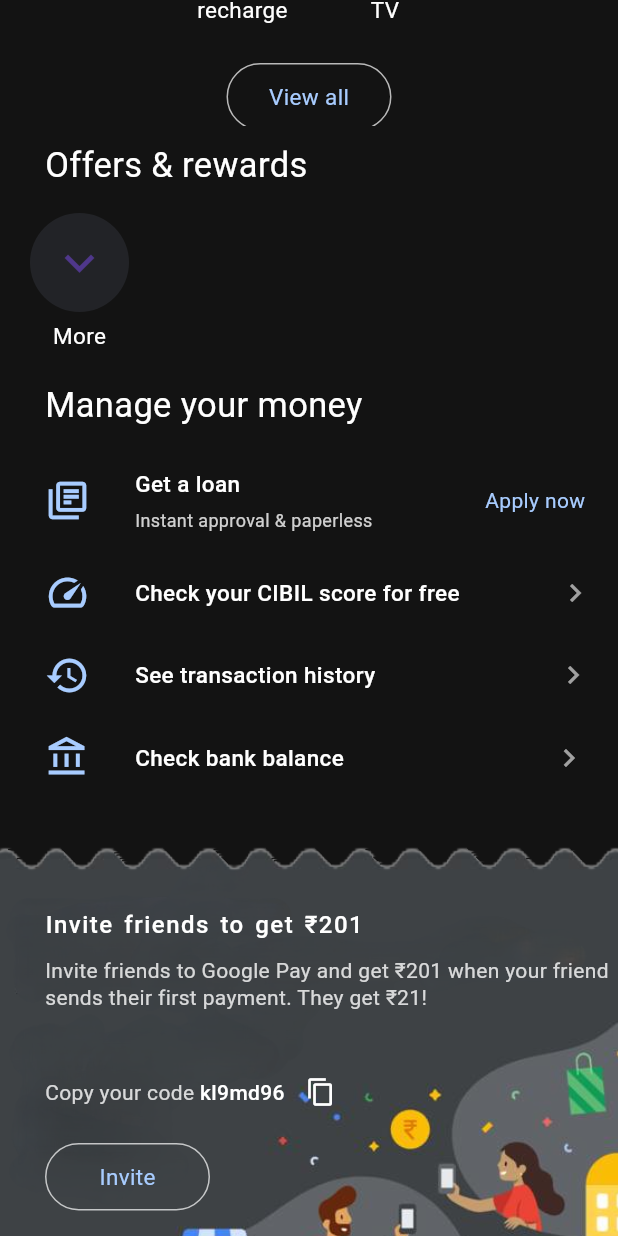
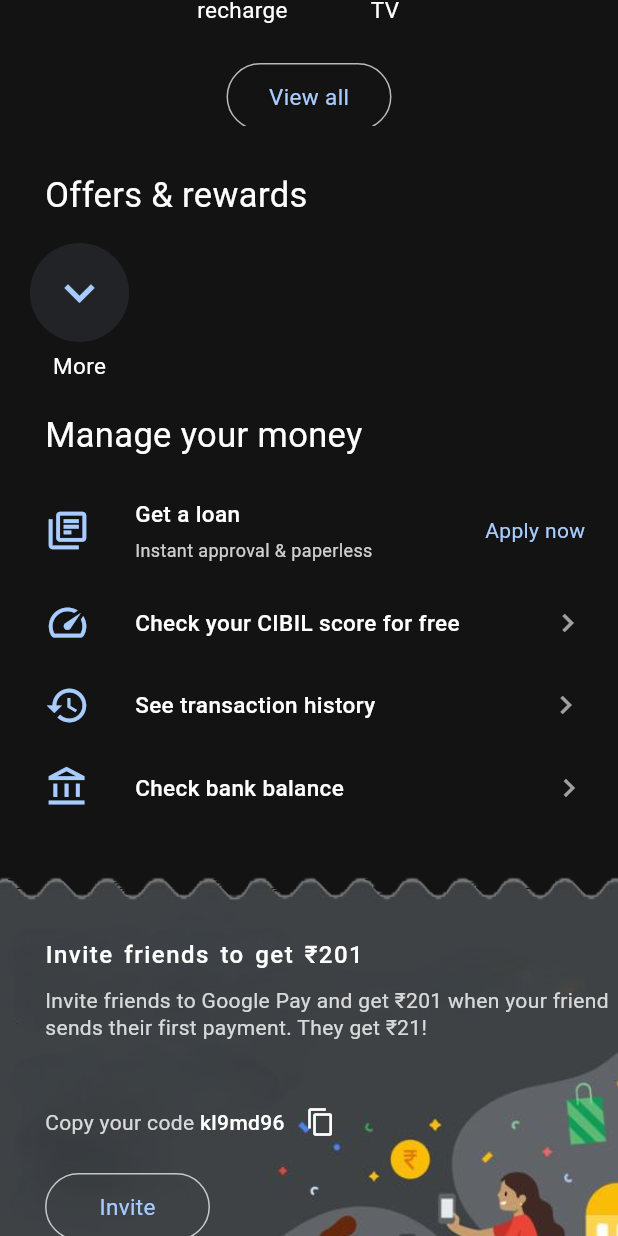
Before and after one commit to sanuanfan/GooglePay-Clone, a Flutter app: the screen it shows after launch, scrolled down 1152 dp, on a phone screen of 412 x 824 dp. Run offline on Flutter 3.47's test engine with Material 3 defaults, Android fonts, the light colour scheme and no system bars; our stand-ins replace dotted_border.

Commit message:
code updated

```diff
--- a/Gpay Clone/lib/screens/HomeScreen/home_screen.dart
+++ b/Gpay Clone/lib/screens/HomeScreen/home_screen.dart
@@ -1,6 +1,6 @@
 import 'package:flutter/material.dart';
 import 'package:flutter/src/widgets/framework.dart';
-import 'package:flutter/src/widgets/placeholder.dart';
+// import 'package:flutter/src/widgets/placeholder.dart';
 import 'package:gpay_clone/colors.dart';
 import 'package:dotted_border/dotted_border.dart';
 import 'package:gpay_clone/widgets/HomeScreenWidgets/bills_and_recharges.dart';
@@ -428,7 +428,7 @@ class Home_Screen extends StatelessWidget {
               child: Bills_and_Recharges(),
             ),
             SizedBox(
-              height: 10,
+              height: 30,
             ),
             const Padding(
               padding: EdgeInsets.only(left: 30),
--- a/Gpay Clone/lib/screens/splash_screen.dart
+++ b/Gpay Clone/lib/screens/splash_screen.dart
@@ -2,7 +2,7 @@ import 'dart:async';
 
 import 'package:flutter/material.dart';
 import 'package:flutter/src/widgets/framework.dart';
-import 'package:flutter/src/widgets/placeholder.dart';
+// import 'package:flutter/src/widgets/placeholder.dart';
 
 class Splash_Screen extends StatefulWidget {
   const Splash_Screen({super.key});
--- a/Gpay Clone/lib/widgets/HomeScreenWidgets/bills_and_recharges.dart
+++ b/Gpay Clone/lib/widgets/HomeScreenWidgets/bills_and_recharges.dart
@@ -1,6 +1,6 @@
 import 'package:flutter/material.dart';
 import 'package:flutter/src/widgets/framework.dart';
-import 'package:flutter/src/widgets/placeholder.dart';
+// import 'package:flutter/src/widgets/placeholder.dart';
 import 'package:gpay_clone/colors.dart';
 
 class Bills_and_Recharges extends StatelessWidget {
@@ -30,6 +30,7 @@ class Bills_and_Recharges extends StatelessWidget {
                         child: Icon(
                           Icons.credit_card,
                           size: 30,
+                          color: iconcolor,
                         ),
                         radius: 33,
                       ),
@@ -52,6 +53,7 @@ class Bills_and_Recharges extends StatelessWidget {
                         child: Icon(
                           Icons.charging_station_outlined,
                           size: 30,
+                          color: iconcolor,
                         ),
                         radius: 33,
                       ),
@@ -76,6 +78,7 @@ class Bills_and_Recharges extends StatelessWidget {
                         backgroundColor: secondaryColor,
                         child: Icon(
                           Icons.tv,
+                          color: iconcolor,
                           size: 30,
                         ),
                         radius: 33,
@@ -98,6 +101,7 @@ class Bills_and_Recharges extends StatelessWidget {
                         backgroundColor: secondaryColor,
                         child: Icon(
                           Icons.lightbulb_outline_rounded,
+                          color: iconcolor,
                           size: 30,
                         ),
                         radius: 33,
--- a/Gpay Clone/lib/widgets/HomeScreenWidgets/business_widget.dart
+++ b/Gpay Clone/lib/widgets/HomeScreenWidgets/business_widget.dart
@@ -1,6 +1,6 @@
 import 'package:flutter/material.dart';
 import 'package:flutter/src/widgets/framework.dart';
-import 'package:flutter/src/widgets/placeholder.dart';
+// import 'package:flutter/src/widgets/placeholder.dart';
 
 import '../../colors.dart';
 
@@ -82,6 +82,7 @@ class business_widget extends StatelessWidget {
                         child: Icon(
                           Icons.keyboard_arrow_down,
                           size: 40,
+                          color: iconcolor,
                         ),
                         radius: 33,
                       ),
--- a/Gpay Clone/lib/widgets/HomeScreenWidgets/manage_your_money.dart
+++ b/Gpay Clone/lib/widgets/HomeScreenWidgets/manage_your_money.dart
@@ -1,6 +1,6 @@
 import 'package:flutter/material.dart';
 import 'package:flutter/src/widgets/framework.dart';
-import 'package:flutter/src/widgets/placeholder.dart';
+// import 'package:flutter/src/widgets/placeholder.dart';
 import 'package:gpay_clone/colors.dart';
 
 class Manage_your_money extends StatelessWidget {
@@ -76,7 +76,7 @@ class Manage_your_money extends StatelessWidget {
                   ],
                 ),
                 SizedBox(
-                  width: 65,
+                  width: 60,
                 ),
                 Icon(
                   Icons.keyboard_arrow_right_sharp,
@@ -113,7 +113,7 @@ class Manage_your_money extends StatelessWidget {
                   ],
                 ),
                 SizedBox(
-                  width: 120,
+                  width: 115,
                 ),
                 Icon(
                   Icons.keyboard_arrow_right_sharp,
--- a/Gpay Clone/lib/widgets/HomeScreenWidgets/offers_and_rewards.dart
+++ b/Gpay Clone/lib/widgets/HomeScreenWidgets/offers_and_rewards.dart
@@ -1,6 +1,6 @@
 import 'package:flutter/material.dart';
 import 'package:flutter/src/widgets/framework.dart';
-import 'package:flutter/src/widgets/placeholder.dart';
+// import 'package:flutter/src/widgets/placeholder.dart';
 
 import '../../colors.dart';
 
@@ -20,6 +20,7 @@ class Offers_and_Rewards extends StatelessWidget {
                   backgroundColor: secondaryColor,
                   child: Icon(
                     Icons.keyboard_arrow_down,
+                    color: iconcolor,
                     size: 40,
                   ),
                   radius: 33,
--- a/Gpay Clone/lib/widgets/HomeScreenWidgets/people_widget.dart
+++ b/Gpay Clone/lib/widgets/HomeScreenWidgets/people_widget.dart
@@ -1,6 +1,6 @@
 import 'package:flutter/material.dart';
 import 'package:flutter/src/widgets/framework.dart';
-import 'package:flutter/src/widgets/placeholder.dart';
+// import 'package:flutter/src/widgets/placeholder.dart';
 import 'package:gpay_clone/colors.dart';
 
 class People_list extends StatelessWidget {
@@ -158,6 +158,7 @@ class People_list extends StatelessWidget {
                       child: Icon(
                         Icons.keyboard_arrow_down,
                         size: 40,
+                        color: iconcolor,
                       ),
                       radius: 33,
                     ),
--- a/Gpay Clone/lib/widgets/HomeScreenWidgets/referal.dart
+++ b/Gpay Clone/lib/widgets/HomeScreenWidgets/referal.dart
@@ -1,7 +1,7 @@
 import 'package:flutter/material.dart';
 import 'package:flutter/services.dart';
 import 'package:flutter/src/widgets/framework.dart';
-import 'package:flutter/src/widgets/placeholder.dart';
+// import 'package:flutter/src/widgets/placeholder.dart';
 import 'package:gpay_clone/colors.dart';
 
 class Referal extends StatelessWidget {
```
Also changed, not shown: Gpay Clone/pubspec.lock, 3 other files.
